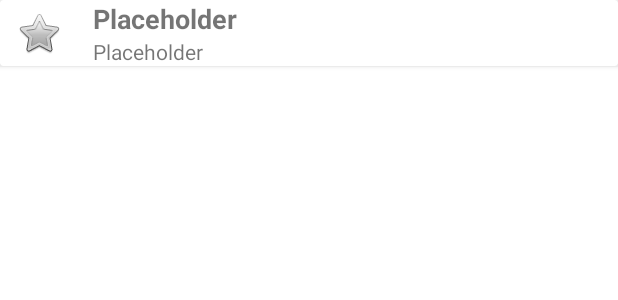
After one commit to Raphiikiki/Anniv_2022_Am, an Android app: the layout layout_succes.xml on its own in the app's theme, with its tools: preview values and no code run, on a phone screen of 412 x 824 dp. The commit adds this screen. Shown: the top 300 px of the screen. Run offline under Robolectric (Android 15) with nearby library versions, the phone set to English and light mode, and no system bars; Roboto replaces fonts that are not available here.

Commit message:
Mise en place de la gestion en BDD + affichage des succès

```diff
--- a/app/src/main/java/com/example/anniv_2022_am/MainActivity.java
+++ b/app/src/main/java/com/example/anniv_2022_am/MainActivity.java
@@ -10,6 +10,7 @@ import android.content.Intent;
 import android.os.Bundle;
 
 import com.example.anniv_2022_am.controleurs.GFichiers;
+import com.example.anniv_2022_am.controleurs.GSucces;
 import com.google.android.material.bottomnavigation.BottomNavigationView;
 
 public class MainActivity extends AppCompatActivity {
@@ -20,6 +21,7 @@ public class MainActivity extends AppCompatActivity {
 
         // Load the data
         GFichiers.loadGFichiers(this.getApplicationContext());
+        GSucces.loadGSucces(this.getApplicationContext());
 
         // Setup visual stuff
         setContentView(R.layout.activity_main);
--- a/app/src/main/java/com/example/anniv_2022_am/ui/fichiers/FichiersAdapter.java
+++ b/app/src/main/java/com/example/anniv_2022_am/ui/fichiers/FichiersAdapter.java
@@ -1,14 +1,11 @@
 package com.example.anniv_2022_am.ui.fichiers;
 
-import android.annotation.SuppressLint;
 import android.content.Context;
-import android.graphics.Color;
 import android.view.LayoutInflater;
 import android.view.View;
 import android.view.ViewGroup;
 import android.widget.ArrayAdapter;
 import android.widget.ImageView;
-import android.widget.TextView;
 
 import androidx.annotation.NonNull;
 import androidx.annotation.Nullable;
--- /dev/null
+++ b/app/src/main/res/layout/layout_succes.xml
@@ -0,0 +1,44 @@
+<?xml version="1.0" encoding="utf-8"?>
+<androidx.cardview.widget.CardView xmlns:android="http://schemas.android.com/apk/res/android"
+    xmlns:app="http://schemas.android.com/apk/res-auto"
+    android:layout_width="match_parent"
+    android:layout_height="wrap_content">
+
+    <androidx.constraintlayout.widget.ConstraintLayout
+        android:layout_width="match_parent"
+        android:layout_height="match_parent">
+
+        <ImageView
+            android:id="@+id/imgview_succes"
+            android:layout_width="wrap_content"
+            android:layout_height="wrap_content"
+            android:layout_marginStart="10dp"
+            android:contentDescription="@string/description_card_succes"
+            app:layout_constraintBottom_toBottomOf="parent"
+            app:layout_constraintStart_toStartOf="parent"
+            app:layout_constraintTop_toTopOf="parent"
+            app:srcCompat="@android:drawable/btn_star_big_off" />
+
+        <TextView
+            android:id="@+id/txtview_nomsucces"
+            android:layout_width="0dp"
+            android:layout_height="wrap_content"
+            android:layout_marginStart="20dp"
+            android:text="@string/placeholder"
+            android:textSize="18sp"
+            android:textStyle="bold"
+            app:layout_constraintEnd_toEndOf="parent"
+            app:layout_constraintStart_toEndOf="@+id/imgview_succes"
+            app:layout_constraintTop_toTopOf="parent" />
+
+        <TextView
+            android:id="@+id/txtview_descsucces"
+            android:layout_width="0dp"
+            android:layout_height="wrap_content"
+            android:layout_marginStart="20dp"
+            android:text="@string/placeholder"
+            app:layout_constraintEnd_toEndOf="parent"
+            app:layout_constraintStart_toEndOf="@+id/imgview_succes"
+            app:layout_constraintTop_toBottomOf="@+id/txtview_nomsucces" />
+    </androidx.constraintlayout.widget.ConstraintLayout>
+</androidx.cardview.widget.CardView>
--- a/app/src/main/res/values/strings.xml
+++ b/app/src/main/res/values/strings.xml
@@ -15,9 +15,9 @@
     <string name="valider">✓</string>
     <string name="welcome_text_terminal">|-------------------------|\n|Bienvenue ******** ******|\n|-------------------------|\n\n</string>
 
+    <!-- Succes -->
+    <string name="description_card_succes">Indicateur de l\'accomplissement d\'un succès</string>
+
     <!-- Commun -->
     <string name="placeholder">Placeholder</string>
-
-    <!-- TODO: Remove or change this placeholder text -->
-    <string name="hello_blank_fragment">Hello blank fragment</string>
 </resources>
```
Also changed, not shown: app/src/main/java/com/example/anniv_2022_am/bdd/Database.java (+69 -2 lines), app/src/main/java/com/example/anniv_2022_am/controleurs/GSucces.java (added, +28 -0 lines), app/src/main/java/com/example/anniv_2022_am/modele/Succes.java (added, +30 -0 lines), app/src/main/java/com/example/anniv_2022_am/ui/succes/FragmentSucces.java (+18 -42 lines), app/src/main/java/com/example/anniv_2022_am/ui/succes/SuccesAdapter.java (added, +45 -0 lines), app/src/main/res/layout/fragment_navigation_succes.xml (+3 -4 lines), 3 other files.
